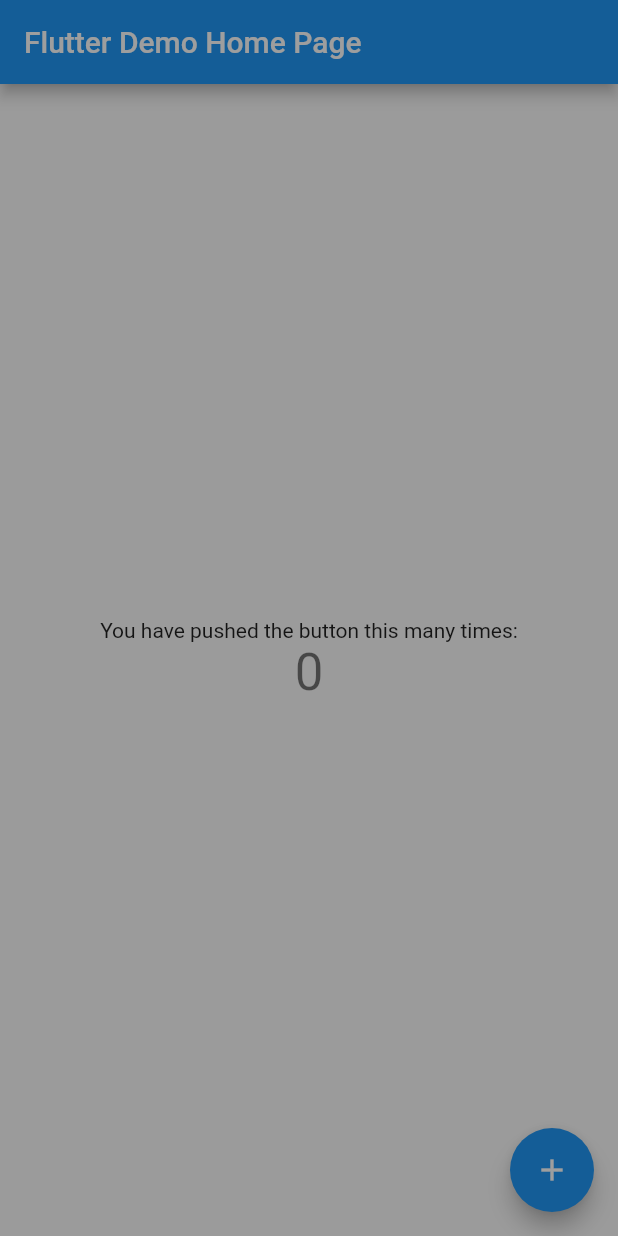
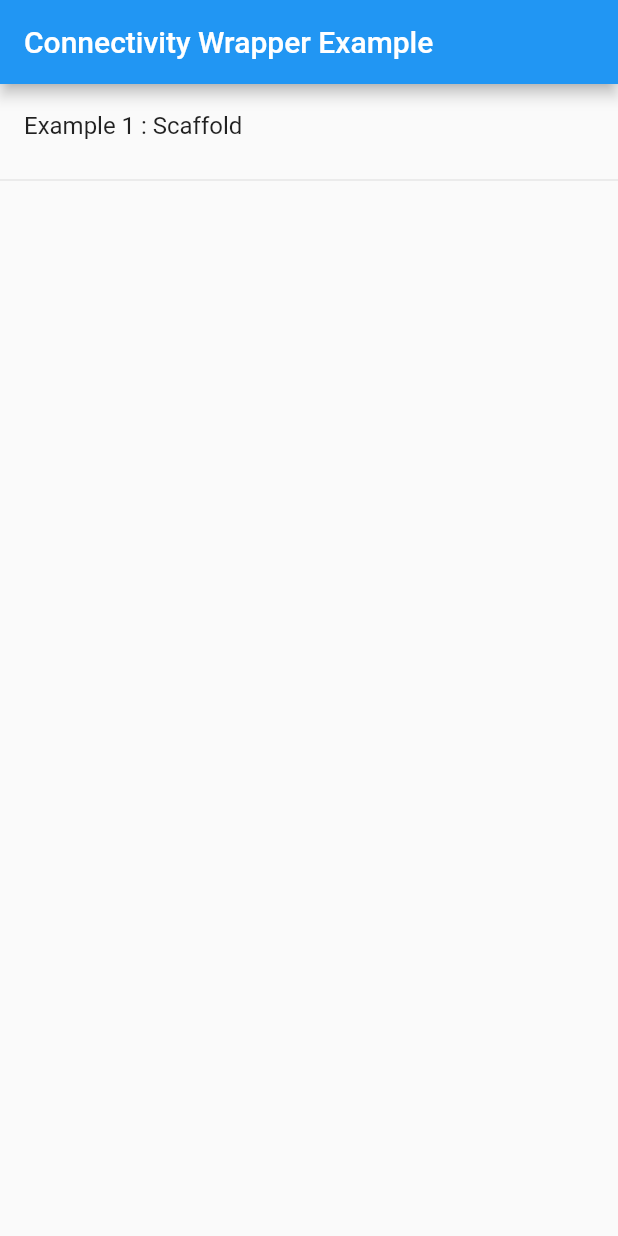
Before and after one commit to ProjectAJ14/connectivity_wrapper, a Flutter app: the first screen one second after launch, on a phone screen of 412 x 824 dp. Run offline on Flutter 3.47's test engine with Material 2 defaults, Android fonts, the phone set to English and light mode, and no system bars; our stand-ins replace connectivity.

```diff
--- a/example/lib/main.dart
+++ b/example/lib/main.dart
@@ -1,4 +1,5 @@
 import 'package:connectivity_wrapper/connectivity_wrapper.dart';
+import 'package:connectivity_wrapper_example/screens/menu_screen.dart';
 import 'package:flutter/material.dart';
 
 void main() => runApp(MyApp());
@@ -12,58 +13,8 @@ class MyApp extends StatelessWidget {
         theme: ThemeData(
           primarySwatch: Colors.blue,
         ),
-        home: MyHomePage(title: 'Flutter Demo Home Page'),
+        home: MenuScreen(),
       ),
     );
   }
 }
-
-class MyHomePage extends StatefulWidget {
-  MyHomePage({Key key, this.title}) : super(key: key);
-
-  final String title;
-
-  @override
-  _MyHomePageState createState() => _MyHomePageState();
-}
-
-class _MyHomePageState extends State<MyHomePage> {
-  int _counter = 0;
-
-  void _incrementCounter() {
-    setState(() {
-      _counter++;
-    });
-  }
-
-  @override
-  Widget build(BuildContext context) {
-    return ConnectivityWidgetWrapper(
-      disableInteraction: true,
-      child: Scaffold(
-        appBar: AppBar(
-          title: Text(widget.title),
-        ),
-        body: Center(
-          child: Column(
-            mainAxisAlignment: MainAxisAlignment.center,
-            children: <Widget>[
-              Text(
-                'You have pushed the button this many times:',
-              ),
-              Text(
-                '$_counter',
-                style: Theme.of(context).textTheme.display1,
-              ),
-            ],
-          ),
-        ),
-        floatingActionButton: FloatingActionButton(
-          onPressed: _incrementCounter,
-          tooltip: 'Increment',
-          child: Icon(Icons.add),
-        ),
-      ),
-    );
-  }
-}
--- /dev/null
+++ b/example/lib/screens/menu_screen.dart
@@ -0,0 +1,26 @@
+import 'package:connectivity_wrapper_example/screens/scaffold_example_screen.dart';
+import 'package:connectivity_wrapper_example/utils/strings.dart';
+import 'package:connectivity_wrapper_example/utils/utils.dart';
+import 'package:flutter/material.dart';
+
+class MenuScreen extends StatelessWidget {
+  @override
+  Widget build(BuildContext context) {
+    return Scaffold(
+      appBar: AppBar(
+        title: Text("Connectivity Wrapper Example"),
+      ),
+      body: ListView(
+        children: <Widget>[
+          ListTile(
+            title: Text(Strings.example1),
+            onTap: () {
+              AppRoutes.push(context, ScaffoldExampleScreen());
+            },
+          ),
+          Divider(),
+        ],
+      ),
+    );
+  }
+}
--- /dev/null
+++ b/example/lib/utils/strings.dart
@@ -0,0 +1,15 @@
+class Strings {
+  static const String example1 = "Example 1 : Scaffold";
+  static const String example2 = "Example 1 : Alignment";
+  static const String example3 = "Example 1 : Alignment";
+  static const String example4 = "Example 1 : Alignment";
+  static const String example5 = "Example 1 : Alignment";
+
+  static const String userInteraction = "Disable User Interaction";
+  static const String customDecoration = "Custom Decoration";
+  static const String customHeight = "Custom Height";
+  static const String customMessage = "Custom Message";
+  static const String customAlignment = "Custom Alignment";
+
+  static const String offlineMessage = "You are Offline!";
+}
--- /dev/null
+++ b/example/lib/utils/utils.dart
@@ -0,0 +1,9 @@
+import 'package:flutter/material.dart';
+
+class AppRoutes {
+  static void push(BuildContext context, Widget page) {
+    Navigator.of(context).push(
+      new MaterialPageRoute(builder: (context) => page),
+    );
+  }
+}
--- a/lib/src/widgets/connectivity_widget_wrapper.dart
+++ b/lib/src/widgets/connectivity_widget_wrapper.dart
@@ -9,10 +9,6 @@ class ConnectivityWidgetWrapper extends StatelessWidget {
 
   /// The [offlineWidget] contained by the ConnectivityWidgetWrapper.
   final Widget offlineWidget;
-
-  /// Empty space to inscribe inside the [decoration]. The [child], if any, is
-  /// placed inside this padding.
-  final EdgeInsetsGeometry padding;
 
   /// The decoration to paint behind the [child].
   final Decoration decoration;
@@ -42,7 +38,6 @@ class ConnectivityWidgetWrapper extends StatelessWidget {
   const ConnectivityWidgetWrapper({
     Key key,
     this.child,
-    this.padding,
     this.decoration,
     this.message,
     this.messageStyle,
@@ -69,10 +64,6 @@ class ConnectivityWidgetWrapper extends StatelessWidget {
           'Cannot provide both a message and a offlineWidget\n',
         ),
         assert(
-          padding == null || offlineWidget == null,
-          'Cannot provide both a padding and a offlineWidget\n',
-        ),
-        assert(
           alignment == null || offlineWidget == null,
           'Cannot provide both a alignment and a offlineWidget\n',
         ),
@@ -85,7 +76,6 @@ class ConnectivityWidgetWrapper extends StatelessWidget {
         Align(
           alignment: alignment ?? Alignment.bottomCenter,
           child: Container(
-            padding: padding ?? defaultPadding,
             height: height ?? defaultHeight,
             width: MediaQuery.of(context).size.width,
             decoration: decoration ?? BoxDecoration(color: Colors.red.shade300),
@@ -102,7 +92,7 @@ class ConnectivityWidgetWrapper extends StatelessWidget {
       return Stack(
         children: <Widget>[
           child,
-          disableInteraction
+          disableInteraction && connectivityStatus != ConnectivityStatus.Connected
               ? Column(
                   children: <Widget>[
                     Flexible(
```
Also changed, not shown: example/lib/screens/scaffold_example_screen.dart (added, +147 -0 lines), example/lib/utils/ui_helper.dart (added, +8 -0 lines).
